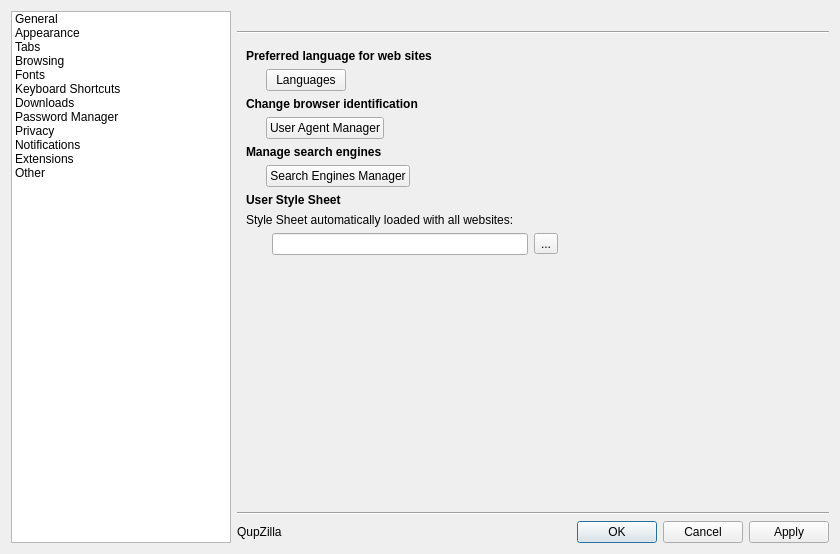
This is src/lib/preferences/preferences.ui in QupZilla/qupzilla as Qt 5 draws it before an edit. The edited form follows.
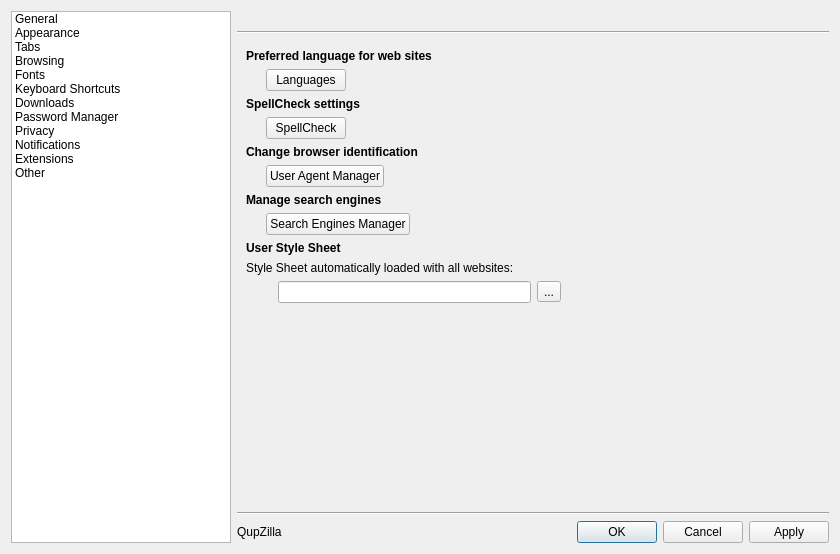
This is the edited form. The open tabs and pages were chosen to show the change. Custom widgets are drawn as their Qt base class.

Commit message:
Preferences: Add button to open SpellCheck settings
Closes #1700

Patch:
```diff
--- a/src/lib/preferences/preferences.ui
+++ b/src/lib/preferences/preferences.ui
@@ -140,8 +140,8 @@
        <rect>
         <x>0</x>
         <y>0</y>
-        <width>608</width>
-        <height>485</height>
+        <width>582</width>
+        <height>489</height>
        </rect>
       </property>
       <layout class="QVBoxLayout" name="verticalLayout_4">
@@ -2582,38 +2582,38 @@
          </widget>
          <widget class="QWidget" name="otherPage">
           <layout class="QGridLayout" name="gridLayout_13">
-           <item row="9" column="0" colspan="4">
+           <item row="11" column="0" colspan="5">
             <widget class="QLabel" name="label_66">
              <property name="text">
               <string>&lt;b&gt;Manage search engines&lt;/b&gt;</string>
              </property>
             </widget>
            </item>
-           <item row="11" column="0" colspan="4">
+           <item row="13" column="0" colspan="5">
             <widget class="QLabel" name="label_9">
              <property name="text">
               <string>&lt;b&gt;User Style Sheet&lt;/b&gt;</string>
              </property>
             </widget>
            </item>
-           <item row="12" column="0" colspan="4">
+           <item row="14" column="0" colspan="5">
             <widget class="QLabel" name="label_15">
              <property name="text">
               <string>Style Sheet automatically loaded with all websites: </string>
              </property>
             </widget>
            </item>
-           <item row="13" column="1">
+           <item row="15" column="2">
             <widget class="QLineEdit" name="userStyleSheet"/>
            </item>
-           <item row="13" column="2">
+           <item row="15" column="3">
             <widget class="MacToolButton" name="chooseUserStylesheet">
              <property name="text">
               <string>...</string>
              </property>
             </widget>
            </item>
-           <item row="14" column="0">
+           <item row="16" column="0">
             <spacer name="verticalSpacer_15">
              <property name="orientation">
               <enum>Qt::Vertical</enum>
@@ -2633,7 +2633,7 @@
              </property>
             </widget>
            </item>
-           <item row="5" column="3">
+           <item row="5" column="4">
             <spacer name="horizontalSpacer_6">
              <property name="orientation">
               <enum>Qt::Horizontal</enum>
@@ -2646,14 +2646,14 @@
              </property>
             </spacer>
            </item>
-           <item row="7" column="0" colspan="4">
+           <item row="9" column="0" colspan="5">
             <widget class="QLabel" name="label_60">
              <property name="text">
               <string>&lt;b&gt;Change browser identification&lt;/b&gt;</string>
              </property>
             </widget>
            </item>
-           <item row="8" column="0" colspan="2">
+           <item row="10" column="0" colspan="3">
             <layout class="QHBoxLayout" name="horizontalLayout_17">
              <item>
               <spacer name="horizontalSpacer_26">
@@ -2693,7 +2693,7 @@
              </item>
             </layout>
            </item>
-           <item row="5" column="0" colspan="2">
+           <item row="5" column="0" colspan="3">
             <layout class="QHBoxLayout" name="horizontalLayout_8">
              <item>
               <spacer name="horizontalSpacer_24">
@@ -2733,7 +2733,7 @@
              </item>
             </layout>
            </item>
-           <item row="10" column="0" colspan="2">
+           <item row="12" column="0" colspan="3">
             <layout class="QHBoxLayout" name="horizontalLayout_25">
              <item>
               <spacer name="horizontalSpacer_31">
@@ -2773,6 +2773,53 @@
              </item>
             </layout>
            </item>
+           <item row="6" column="0" colspan="5">
+            <widget class="QLabel" name="spellCheckLabel">
+             <property name="text">
+              <string>&lt;b&gt;SpellCheck settings&lt;/b&gt;</string>
+             </property>
+            </widget>
+           </item>
+           <item row="7" column="0" colspan="3">
+            <layout class="QHBoxLayout" name="spellCheckLayout">
+             <item>
+              <spacer name="horizontalSpacer_34">
+               <property name="orientation">
+                <enum>Qt::Horizontal</enum>
+               </property>
+               <property name="sizeType">
+                <enum>QSizePolicy::Fixed</enum>
+               </property>
+               <property name="sizeHint" stdset="0">
+                <size>
+                 <width>20</width>
+                 <height>20</height>
+                </size>
+               </property>
+              </spacer>
+             </item>
+             <item>
+              <widget class="QPushButton" name="spellCheckButton">
+               <property name="text">
+                <string>SpellCheck</string>
+               </property>
+              </widget>
+             </item>
+             <item>
+              <spacer name="horizontalSpacer_33">
+               <property name="orientation">
+                <enum>Qt::Horizontal</enum>
+               </property>
+               <property name="sizeHint" stdset="0">
+                <size>
+                 <width>40</width>
+                 <height>20</height>
+                </size>
+               </property>
+              </spacer>
+             </item>
+            </layout>
+           </item>
           </layout>
          </widget>
         </widget>
```
Left out of the diff: 46 changed lines with no effect on the pictures. The commit also changes 4 other files.
